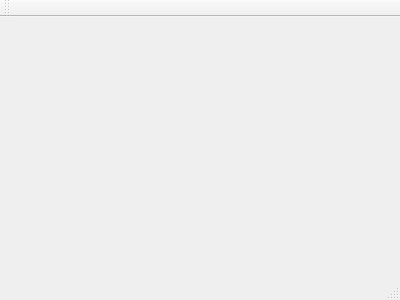
Before: the Qt Designer form labeler/mainwindow.ui in rainbow520lxr/QT, drawn with Qt 5.
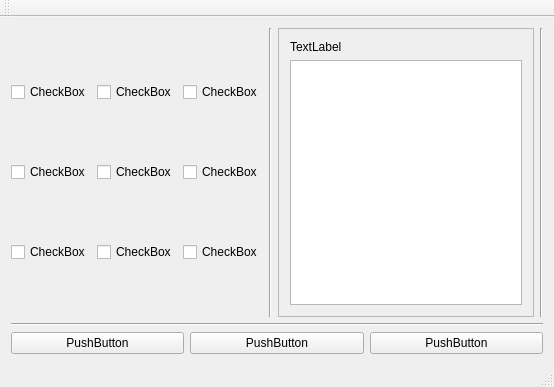
After: the same form once the commit is applied.

What changed in the file:
```diff
--- a/labeler/mainwindow.ui
+++ b/labeler/mainwindow.ui
@@ -1,24 +1,189 @@
 <ui version="4.0">
  <class>MainWindow</class>
- <widget class="QMainWindow" name="MainWindow" >
-  <property name="geometry" >
+ <widget class="QMainWindow" name="MainWindow">
+  <property name="geometry">
    <rect>
     <x>0</x>
     <y>0</y>
-    <width>400</width>
-    <height>300</height>
+    <width>554</width>
+    <height>387</height>
    </rect>
   </property>
   <property name="windowTitle" >
    <string>MainWindow</string>
   </property>
-  <widget class="QMenuBar" name="menuBar" />
-  <widget class="QToolBar" name="mainToolBar" />
-  <widget class="QWidget" name="centralWidget" />
-  <widget class="QStatusBar" name="statusBar" />
+  <widget class="QWidget" name="centralWidget">
+   <layout class="QVBoxLayout" name="verticalLayout">
+    <item>
+     <layout class="QVBoxLayout" name="verticalLayout_2">
+      <item>
+       <layout class="QHBoxLayout" name="horizontalLayout_2">
+        <item>
+         <layout class="QGridLayout" name="gridLayout_3">
+          <item row="2" column="0">
+           <widget class="QCheckBox" name="checkBox">
+            <property name="text">
+             <string>CheckBox</string>
+            </property>
+           </widget>
+          </item>
+          <item row="1" column="0">
+           <widget class="QCheckBox" name="checkBox_2">
+            <property name="text">
+             <string>CheckBox</string>
+            </property>
+           </widget>
+          </item>
+          <item row="0" column="0">
+           <widget class="QCheckBox" name="checkBox_4">
+            <property name="text">
+             <string>CheckBox</string>
+            </property>
+           </widget>
+          </item>
+          <item row="2" column="1">
+           <widget class="QCheckBox" name="checkBox_6">
+            <property name="text">
+             <string>CheckBox</string>
+            </property>
+           </widget>
+          </item>
+          <item row="1" column="1">
+           <widget class="QCheckBox" name="checkBox_3">
+            <property name="text">
+             <string>CheckBox</string>
+            </property>
+           </widget>
+          </item>
+          <item row="0" column="1">
+           <widget class="QCheckBox" name="checkBox_5">
+            <property name="text">
+             <string>CheckBox</string>
+            </property>
+           </widget>
+          </item>
+          <item row="0" column="2">
+           <widget class="QCheckBox" name="checkBox_7">
+            <property name="text">
+             <string>CheckBox</string>
+            </property>
+           </widget>
+          </item>
+          <item row="1" column="2">
+           <widget class="QCheckBox" name="checkBox_8">
+            <property name="text">
+             <string>CheckBox</string>
+            </property>
+           </widget>
+          </item>
+          <item row="2" column="2">
+           <widget class="QCheckBox" name="checkBox_9">
+            <property name="text">
+             <string>CheckBox</string>
+            </property>
+           </widget>
+          </item>
+         </layout>
+        </item>
+        <item>
+         <widget class="Line" name="line_3">
+          <property name="orientation">
+           <enum>Qt::Vertical</enum>
+          </property>
+         </widget>
+        </item>
+        <item>
+         <layout class="QVBoxLayout" name="verticalLayout_3">
+          <item>
+           <widget class="QFrame" name="frame">
+            <property name="frameShape">
+             <enum>QFrame::StyledPanel</enum>
+            </property>
+            <property name="frameShadow">
+             <enum>QFrame::Raised</enum>
+            </property>
+            <layout class="QVBoxLayout" name="verticalLayout_4">
+             <item>
+              <widget class="QLabel" name="label">
+               <property name="text">
+                <string>TextLabel</string>
+               </property>
+              </widget>
+             </item>
+             <item>
+              <widget class="QTextBrowser" name="textBrowser"/>
+             </item>
+            </layout>
+           </widget>
+          </item>
+         </layout>
+        </item>
+        <item>
+         <widget class="Line" name="line_2">
+          <property name="orientation">
+           <enum>Qt::Vertical</enum>
+          </property>
+         </widget>
+        </item>
+       </layout>
+      </item>
+     </layout>
+    </item>
+    <item>
+     <widget class="Line" name="line">
+      <property name="orientation">
+       <enum>Qt::Horizontal</enum>
+      </property>
+     </widget>
+    </item>
+    <item>
+     <layout class="QHBoxLayout" name="horizontalLayout">
+      <item>
+       <widget class="QPushButton" name="pushButton_3">
+        <property name="text">
+         <string>PushButton</string>
+        </property>
+       </widget>
+      </item>
+      <item>
+       <widget class="QPushButton" name="pushButton_2">
+        <property name="text">
+         <string>PushButton</string>
+        </property>
+       </widget>
+      </item>
+      <item>
+       <widget class="QPushButton" name="pushButton">
+        <property name="text">
+         <string>PushButton</string>
+        </property>
+       </widget>
+      </item>
+     </layout>
+    </item>
+   </layout>
+  </widget>
+  <widget class="QMenuBar" name="menuBar">
+   <property name="geometry">
+    <rect>
+     <x>0</x>
+     <y>0</y>
+     <width>554</width>
+     <height>22</height>
+    </rect>
+   </property>
+  </widget>
+  <widget class="QToolBar" name="mainToolBar">
+   <attribute name="toolBarArea">
+    <enum>TopToolBarArea</enum>
+   </attribute>
+   <attribute name="toolBarBreak">
+    <bool>false</bool>
+   </attribute>
+  </widget>
+  <widget class="QStatusBar" name="statusBar"/>
  </widget>
- <layoutDefault spacing="6" margin="11" />
- <pixmapfunction></pixmapfunction>
+ <layoutdefault spacing="6" margin="11"/>
  <resources/>
  <connections/>
 </ui>
```
Left out of the diff: 3 changed lines with no effect on the pictures.
